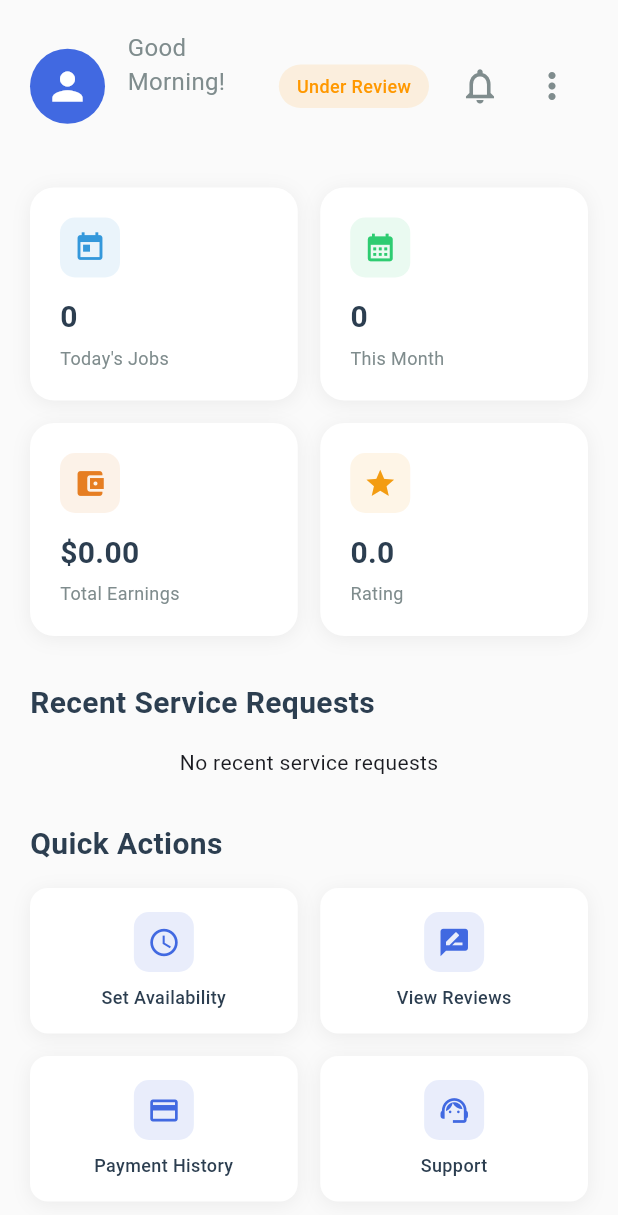
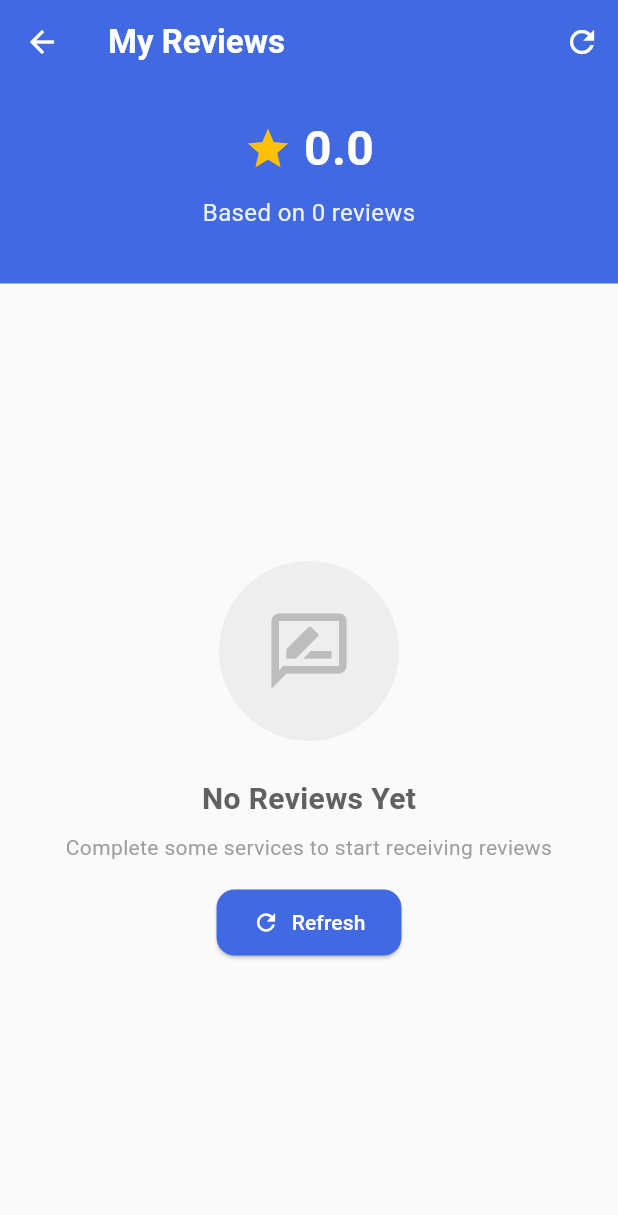
Before and after one commit to junaid4jd/fixit-app, a Flutter app: the ServiceProviderDashboard screen opened directly, after a tap on "View Reviews", on a phone screen of 412 x 824 dp. Shown: the top 1215 px of the screen. Run offline on Flutter 3.47's test engine with Material 3 defaults, Android fonts, the phone set to English and light mode, and no system bars; our stand-ins replace cloud_firestore, firebase_auth, firebase_core, firebase_messaging, firebase_storage, fl_chart and 3 more; accounts and stored records are empty.

Commit message:
Add clickable View Reviews screen for service providers
- Created dedicated ServiceProviderReviewsScreen with comprehensive UI
- Added rating summary header with star breakdown visualization
- Implemented dual-query system for review loading (handymanId + handyman_id)
- Added proper approved status filtering and duplicate prevention
- Enhanced review cards with user avatars, ratings, and categories
- Made View Reviews quick action button clickable with navigation
- Added refresh functionality and empty state handling
- Included debug logging for troubleshooting review visibility

Service providers can now tap View Reviews to see all their approved reviews in a dedicated screen

```diff
--- a/lib/service_provider/service_provider_home_screen.dart
+++ b/lib/service_provider/service_provider_home_screen.dart
@@ -5,6 +5,7 @@ import '../role_selection_screen.dart';
 import 'service_requests_page.dart';
 import 'service_provider_schedule_page.dart';
 import 'service_provider_profile_page.dart';
+import 'service_provider_reviews_screen.dart';
 import 'my_services_screen.dart';
 
 class ServiceProviderHomeScreen extends StatefulWidget {
@@ -463,7 +464,15 @@ class _ServiceProviderDashboardState extends State<ServiceProviderDashboard> {
                     child: _buildQuickAction(
                       icon: Icons.rate_review,
                       title: 'View Reviews',
-                      onTap: () {},
+                      onTap: () {
+                        Navigator.push(
+                          context,
+                          MaterialPageRoute(
+                            builder: (context) =>
+                            const ServiceProviderReviewsScreen(),
+                          ),
+                        );
+                      },
                     ),
                   ),
                 ],
--- /dev/null
+++ b/lib/service_provider/service_provider_reviews_screen.dart
@@ -0,0 +1,478 @@
+import 'package:flutter/material.dart';
+import 'package:cloud_firestore/cloud_firestore.dart';
+import 'package:firebase_auth/firebase_auth.dart';
+
+class ServiceProviderReviewsScreen extends StatefulWidget {
+  const ServiceProviderReviewsScreen({super.key});
+
+  @override
+  State<ServiceProviderReviewsScreen> createState() =>
+      _ServiceProviderReviewsScreenState();
+}
+
+class _ServiceProviderReviewsScreenState
+    extends State<ServiceProviderReviewsScreen> {
+  List<Map<String, dynamic>> _reviews = [];
+  bool _isLoading = true;
+  double _averageRating = 0.0;
+  int _totalReviews = 0;
+
+  @override
+  void initState() {
+    super.initState();
+    _loadAllReviews();
+  }
+
+  Future<void> _loadAllReviews() async {
+    try {
+      User? user = FirebaseAuth.instance.currentUser;
+      if (user != null) {
+        debugPrint('🔍 Loading all reviews for handyman: ${user.uid}');
+
+        List<Map<String, dynamic>> allReviews = [];
+
+        // Query 1: handymanId field with approved status
+        try {
+          QuerySnapshot reviewsSnapshot1 = await FirebaseFirestore.instance
+              .collection('reviews')
+              .where('handymanId', isEqualTo: user.uid)
+              .where('status', isEqualTo: 'approved')
+              .orderBy('createdAt', descending: true)
+              .get();
+
+          debugPrint(
+              '📋 Query 1 (handymanId + approved): Found ${reviewsSnapshot1.docs
+                  .length} reviews');
+
+          for (var doc in reviewsSnapshot1.docs) {
+            allReviews.add({
+              'id': doc.id,
+              ...doc.data() as Map<String, dynamic>,
+            });
+          }
+        } catch (e) {
+          debugPrint('⚠️ Query 1 failed: $e');
+        }
+
+        // Query 2: handyman_id field with approved status
+        try {
+          QuerySnapshot reviewsSnapshot2 = await FirebaseFirestore.instance
+              .collection('reviews')
+              .where('handyman_id', isEqualTo: user.uid)
+              .where('status', isEqualTo: 'approved')
+              .orderBy('created_at', descending: true)
+              .get();
+
+          debugPrint(
+              '📋 Query 2 (handyman_id + approved): Found ${reviewsSnapshot2.docs
+                  .length} reviews');
+
+          for (var doc in reviewsSnapshot2.docs) {
+            Map<String, dynamic> reviewData = {
+              'id': doc.id,
+              ...doc.data() as Map<String, dynamic>,
+            };
+
+            // Check if this review is already in the list (avoid duplicates)
+            bool isDuplicate = allReviews.any((
+                existingReview) => existingReview['id'] == doc.id);
+            if (!isDuplicate) {
+              allReviews.add(reviewData);
+            }
+          }
+        } catch (e) {
+          debugPrint('⚠️ Query 2 failed: $e');
+        }
+
+        // Calculate statistics
+        double totalRating = 0.0;
+        int reviewCount = allReviews.length;
+
+        for (var review in allReviews) {
+          totalRating += (review['rating'] ?? 0).toDouble();
+        }
+
+        double averageRating = reviewCount > 0
+            ? totalRating / reviewCount
+            : 0.0;
+
+        // Format reviews for display
+        List<Map<String, dynamic>> formattedReviews = allReviews.map((review) {
+          return {
+            'id': review['id'],
+            'userName': review['user_name'] ?? 'Anonymous',
+            'rating': review['rating'] ?? 0,
+            'comment': review['comment'] ?? '',
+            'date': _formatReviewDate(
+                review['created_at'] ?? review['createdAt']),
+            'category': review['category'] ?? 'General Service',
+            'status': review['status'] ?? 'unknown',
+          };
+        }).toList();
+
+        debugPrint('✅ Loaded ${formattedReviews
+            .length} reviews, average rating: $averageRating');
+
+        setState(() {
+          _reviews = formattedReviews;
+          _averageRating = averageRating;
+          _totalReviews = reviewCount;
+          _isLoading = false;
+        });
+      }
+    } catch (e) {
+      debugPrint('❌ Error loading reviews: $e');
+      setState(() {
+        _isLoading = false;
+      });
+    }
+  }
+
+  String _formatReviewDate(dynamic timestamp) {
+    if (timestamp == null) return 'Recently';
+
+    try {
+      DateTime date;
+      if (timestamp is Timestamp) {
+        date = timestamp.toDate();
+      } else if (timestamp is String) {
+        date = DateTime.parse(timestamp);
+      } else {
+        return 'Recently';
+      }
+
+      final now = DateTime.now();
+      final difference = now
+          .difference(date)
+          .inDays;
+
+      if (difference == 0) {
+        return 'Today';
+      } else if (difference == 1) {
+        return 'Yesterday';
+      } else if (difference < 7) {
+        return '$difference days ago';
+      } else if (difference < 30) {
+        final weeks = (difference / 7).floor();
+        return '$weeks week${weeks > 1 ? 's' : ''} ago';
+      } else {
+        return '${date.day}/${date.month}/${date.year}';
+      }
+    } catch (e) {
+      debugPrint('Error formatting date: $e');
+      return 'Recently';
+    }
+  }
+
+  @override
+  Widget build(BuildContext context) {
+    return Scaffold(
+      backgroundColor: Colors.grey[50],
+      appBar: AppBar(
+        title: const Text(
+          'My Reviews',
+          style: TextStyle(
+            fontWeight: FontWeight.bold,
+            color: Colors.white,
+          ),
+        ),
+        backgroundColor: const Color(0xFF4169E1),
+        foregroundColor: Colors.white,
+        elevation: 0,
+        actions: [
+          IconButton(
+            onPressed: _loadAllReviews,
+            icon: const Icon(Icons.refresh),
+            tooltip: 'Refresh Reviews',
+          ),
+        ],
+      ),
+      body: _isLoading
+          ? const Center(
+        child: CircularProgressIndicator(
+          color: Color(0xFF4169E1),
+        ),
+      )
+          : Column(
+        children: [
+          // Rating Summary Header
+          Container(
+            width: double.infinity,
+            padding: const EdgeInsets.all(20),
+            color: const Color(0xFF4169E1),
+            child: Column(
+              children: [
+                Row(
+                  mainAxisAlignment: MainAxisAlignment.center,
+                  children: [
+                    const Icon(
+                      Icons.star,
+                      color: Colors.amber,
+                      size: 32,
+                    ),
+                    const SizedBox(width: 8),
+                    Text(
+                      _averageRating.toStringAsFixed(1),
+                      style: const TextStyle(
+                        fontSize: 32,
+                        fontWeight: FontWeight.bold,
+                        color: Colors.white,
+                      ),
+                    ),
+                  ],
+                ),
+                const SizedBox(height: 8),
+                Text(
+                  'Based on $_totalReviews review${_totalReviews != 1
+                      ? 's'
+                      : ''}',
+                  style: TextStyle(
+                    fontSize: 16,
+                    color: Colors.white.withOpacity(0.9),
+                  ),
+                ),
+                const SizedBox(height: 16),
+                // Star breakdown could go here in the future
+                _buildStarBreakdown(),
+              ],
+            ),
+          ),
+
+          // Reviews List
+          Expanded(
+            child: _reviews.isEmpty
+                ? _buildEmptyState()
+                : RefreshIndicator(
+              onRefresh: _loadAllReviews,
+              child: ListView.builder(
+                padding: const EdgeInsets.all(16),
+                itemCount: _reviews.length,
+                itemBuilder: (context, index) {
+                  final review = _reviews[index];
+                  return _buildReviewCard(review);
+                },
+              ),
+            ),
+          ),
+        ],
+      ),
+    );
+  }
+
+  Widget _buildStarBreakdown() {
+    if (_reviews.isEmpty) return const SizedBox();
+
+    Map<int, int> starCounts = {5: 0, 4: 0, 3: 0, 2: 0, 1: 0};
+
+    for (var review in _reviews) {
+      int rating = review['rating'] ?? 0;
+      if (rating >= 1 && rating <= 5) {
+        starCounts[rating] = (starCounts[rating] ?? 0) + 1;
+      }
+    }
+
+    return Column(
+      children: [
+        for (int stars = 5; stars >= 1; stars--)
+          Padding(
+            padding: const EdgeInsets.symmetric(vertical: 2),
+            child: Row(
+              children: [
+                Text(
+                  '$stars',
+                  style: const TextStyle(color: Colors.white, fontSize: 12),
+                ),
+                const SizedBox(width: 4),
+                const Icon(Icons.star, color: Colors.amber, size: 12),
+                const SizedBox(width: 8),
+                Expanded(
+                  child: LinearProgressIndicator(
+                    value: _totalReviews > 0 ? (starCounts[stars] ?? 0) /
+                        _totalReviews : 0,
+                    backgroundColor: Colors.white.withOpacity(0.3),
+                    valueColor: const AlwaysStoppedAnimation<Color>(
+                        Colors.amber),
+                  ),
+                ),
+                const SizedBox(width: 8),
+                Text(
+                  '${starCounts[stars]}',
+                  style: const TextStyle(color: Colors.white, fontSize: 12),
+                ),
+              ],
+            ),
+          ),
+      ],
+    );
+  }
+
+  Widget _buildEmptyState() {
+    return Center(
+      child: Column(
+        mainAxisAlignment: MainAxisAlignment.center,
+        children: [
+          Container(
+            width: 120,
+            height: 120,
+            decoration: BoxDecoration(
+              color: Colors.grey[200],
+              shape: BoxShape.circle,
+            ),
+            child: Icon(
+              Icons.rate_review_outlined,
+              size: 60,
+              color: Colors.grey[400],
+            ),
+          ),
+          const SizedBox(height: 24),
+          Text(
+            'No Reviews Yet',
+            style: TextStyle(
+              fontSize: 20,
+              fontWeight: FontWeight.w600,
+              color: Colors.grey[700],
+            ),
+          ),
+          const SizedBox(height: 8),
+          Text(
+            'Complete some services to start receiving reviews',
+            style: TextStyle(
+              fontSize: 14,
+              color: Colors.grey[500],
+            ),
+            textAlign: TextAlign.center,
+          ),
+          const SizedBox(height: 16),
+          ElevatedButton.icon(
+            onPressed: _loadAllReviews,
+            style: ElevatedButton.styleFrom(
+              backgroundColor: const Color(0xFF4169E1),
+              foregroundColor: Colors.white,
+              padding: const EdgeInsets.symmetric(horizontal: 24, vertical: 12),
+              shape: RoundedRectangleBorder(
+                borderRadius: BorderRadius.circular(12),
+              ),
+            ),
+            icon: const Icon(Icons.refresh),
+            label: const Text('Refresh'),
+          ),
+        ],
+      ),
+    );
+  }
+
+  Widget _buildReviewCard(Map<String, dynamic> review) {
+    return Container(
+      margin: const EdgeInsets.only(bottom: 16),
+      decoration: BoxDecoration(
+        color: Colors.white,
+        borderRadius: BorderRadius.circular(16),
+        boxShadow: [
+          BoxShadow(
+            color: Colors.black.withOpacity(0.08),
+            blurRadius: 12,
+            offset: const Offset(0, 4),
+          ),
+        ],
+      ),
+      child: Padding(
+        padding: const EdgeInsets.all(16),
+        child: Column(
+          crossAxisAlignment: CrossAxisAlignment.start,
+          children: [
+            // Header with user info and rating
+            Row(
+              children: [
+                CircleAvatar(
+                  radius: 20,
+                  backgroundColor: const Color(0xFF4169E1).withOpacity(0.1),
+                  child: Text(
+                    (review['userName'] as String).isNotEmpty
+                        ? (review['userName'] as String)[0].toUpperCase()
+                        : 'U',
+                    style: const TextStyle(
+                      color: Color(0xFF4169E1),
+                      fontWeight: FontWeight.bold,
+                    ),
+                  ),
+                ),
+                const SizedBox(width: 12),
+                Expanded(
+                  child: Column(
+                    crossAxisAlignment: CrossAxisAlignment.start,
+                    children: [
+                      Text(
+                        review['userName'] ?? 'Anonymous',
+                        style: const TextStyle(
+                          fontSize: 16,
+                          fontWeight: FontWeight.w600,
+                          color: Color(0xFF2C3E50),
+                        ),
+                      ),
+                      const SizedBox(height: 2),
+                      Text(
+                        review['category'] ?? 'General Service',
+                        style: TextStyle(
+                          fontSize: 12,
+                          color: Colors.grey[600],
+                        ),
+                      ),
+                    ],
+                  ),
+                ),
+                Column(
+                  crossAxisAlignment: CrossAxisAlignment.end,
+                  children: [
+                    Row(
+                      mainAxisSize: MainAxisSize.min,
+                      children: List.generate(5, (index) {
+                        return Icon(
+                          index < (review['rating'] ?? 0) ? Icons.star : Icons
+                              .star_border,
+                          color: Colors.amber,
+                          size: 18,
+                        );
+                      }),
+                    ),
+                    const SizedBox(height: 4),
+                    Text(
+                      review['date'] ?? '',
+                      style: TextStyle(
+                        fontSize: 12,
+                        color: Colors.grey[500],
+                      ),
+                    ),
+                  ],
+                ),
+              ],
+            ),
+
+            // Review comment
+            if (review['comment'] != null && review['comment']
+                .toString()
+                .isNotEmpty) ...[
+              const SizedBox(height: 12),
+              Container(
+                width: double.infinity,
+                padding: const EdgeInsets.all(12),
+                decoration: BoxDecoration(
+                  color: Colors.grey[50],
+                  borderRadius: BorderRadius.circular(8),
+                  border: Border.all(color: Colors.grey[200]!),
+                ),
+                child: Text(
+                  review['comment'],
+                  style: const TextStyle(
+                    fontSize: 14,
+                    color: Color(0xFF2C3E50),
+                    height: 1.4,
+                  ),
+                ),
+              ),
+            ],
+          ],
+        ),
+      ),
+    );
+  }
+}
```
